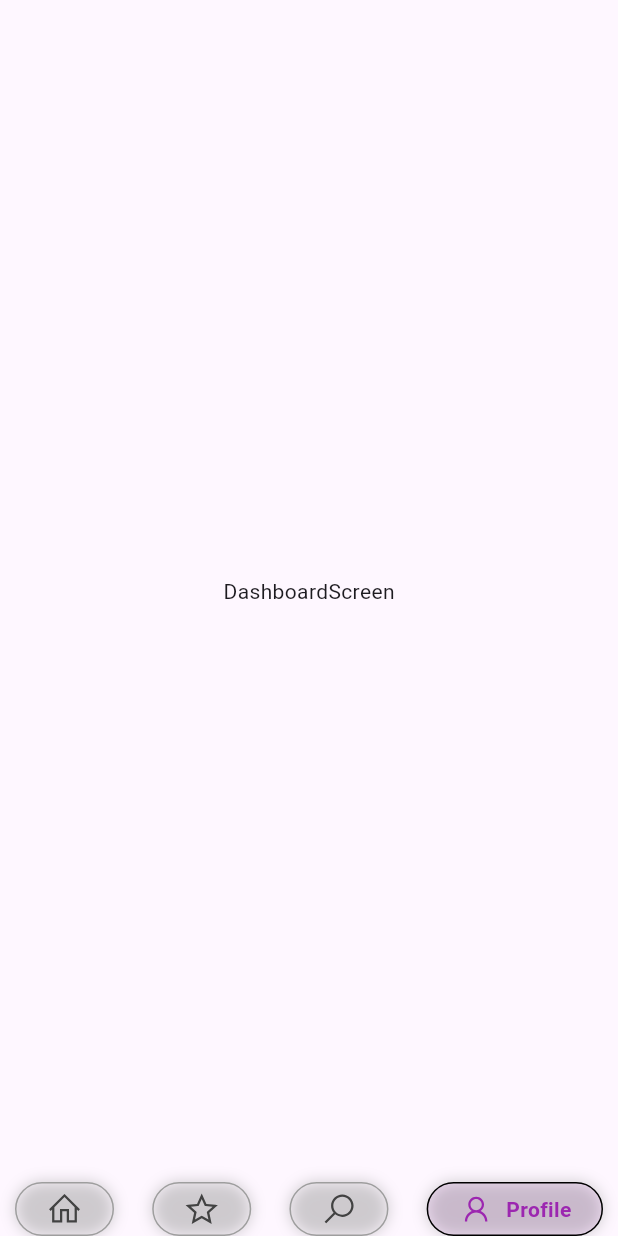
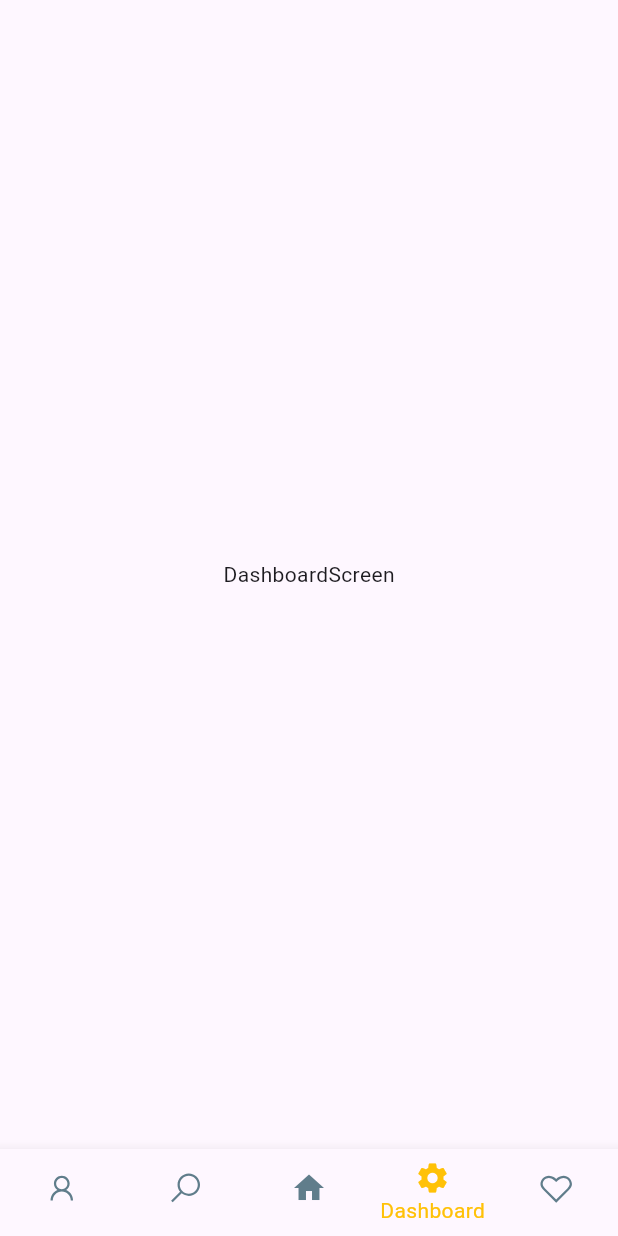
Before and after one commit to R-veesh/Sri_Traveler, a Flutter app: the homePage screen opened by its route, item 4 of the bottom bar chosen, on a phone screen of 412 x 824 dp. Run offline on Flutter 3.47's test engine with Material 3 defaults, Android fonts, the phone set to English and light mode, and no system bars; drawn by our look-alikes of google_nav_bar; our stand-ins replace line_icons.

Commit message:
update bottom bar

```diff
--- a/lib/home.dart
+++ b/lib/home.dart
@@ -19,7 +19,7 @@ class homePage extends StatefulWidget {
 class _homePageState extends State<homePage> {
   int _isSelectedIndex = 0;
 
-  final List<Widget> widgetOptions = [
+  final List<Widget> widgetOptions = const [
     ProfileScreen(),
     SearchScreen(),
     Center(child: Text("data", style: TextStyle(fontSize: 24))),
@@ -36,49 +36,38 @@ class _homePageState extends State<homePage> {
   @override
   Widget build(BuildContext context) {
     return Scaffold(
-      bottomNavigationBar: Container(
-        padding: EdgeInsets.fromLTRB(10, 0, 10, 0),
-        child: GNav(
-          rippleColor: Colors.grey,
-          hoverColor: Colors.grey,
-          haptic: true,
-          tabBorderRadius: 18,
-          tabActiveBorder: Border.all(color: Colors.black, width: 1),
-          tabBorder: Border.all(color: Colors.grey, width: 1),
-          tabShadow: [
-            BoxShadow(color: Colors.grey.withOpacity(0.5), blurRadius: 8)
-          ],
-          curve: Curves.easeOutExpo,
-          duration: Duration(milliseconds: 300),
-          gap: 8,
-          color: Colors.grey[800],
-          activeColor: Colors.purple,
-          iconSize: 24,
-          tabBackgroundColor: Colors.purple.withOpacity(0.1),
-          padding: EdgeInsets.symmetric(horizontal: 20, vertical: 5),
-          tabs: [
-            GButton(
-              icon: LineIcons.home,
-              text: 'Home',
-            ),
-            GButton(
-              icon: LineIcons.star,
-              text: 'Likes',
-            ),
-            GButton(
-              icon: LineIcons.search,
-              text: 'Search',
-            ),
-            GButton(
-              icon: LineIcons.user,
-              text: 'Profile',
-            )
-          ],
-          selectedIndex: _isSelectedIndex,
-          onTabChange: _onItemTapped,
-        ),
+      body: widgetOptions[_isSelectedIndex],
+      bottomNavigationBar: BottomNavigationBar(
+        showSelectedLabels: true,
+        showUnselectedLabels: false,
+        type: BottomNavigationBarType.fixed,
+        selectedItemColor: Colors.amber,
+        unselectedItemColor: Colors.blueGrey,
+        items: const <BottomNavigationBarItem>[
+          BottomNavigationBarItem(
+            icon: Icon(LineIcons.user),
+            label: 'Profile',
+          ),
+          BottomNavigationBarItem(
+            icon: Icon(LineIcons.search),
+            label: 'Search',
+          ),
+          BottomNavigationBarItem(
+            icon: Icon(Icons.home),
+            label: 'Home',
+          ),
+          BottomNavigationBarItem(
+            icon: Icon(Icons.settings),
+            label: 'Dashboard',
+          ),
+          BottomNavigationBarItem(
+            icon: Icon(LineIcons.heart),
+            label: 'Trip',
+          ),
+        ],
+        currentIndex: _isSelectedIndex,
+        onTap: _onItemTapped,
       ),
-      body: widgetOptions[_isSelectedIndex],
     );
   }
 }
```
